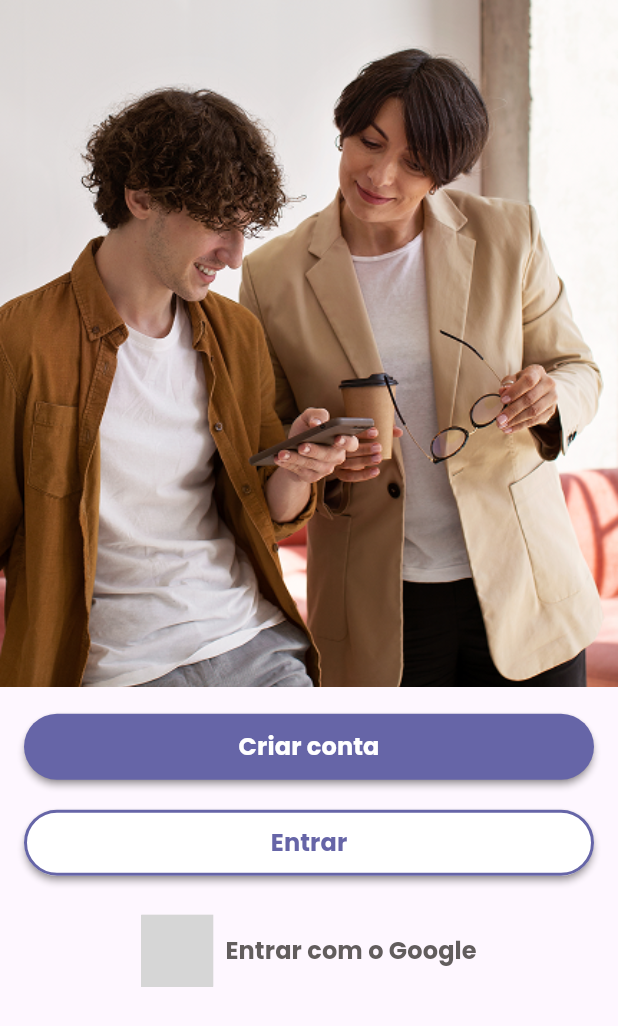
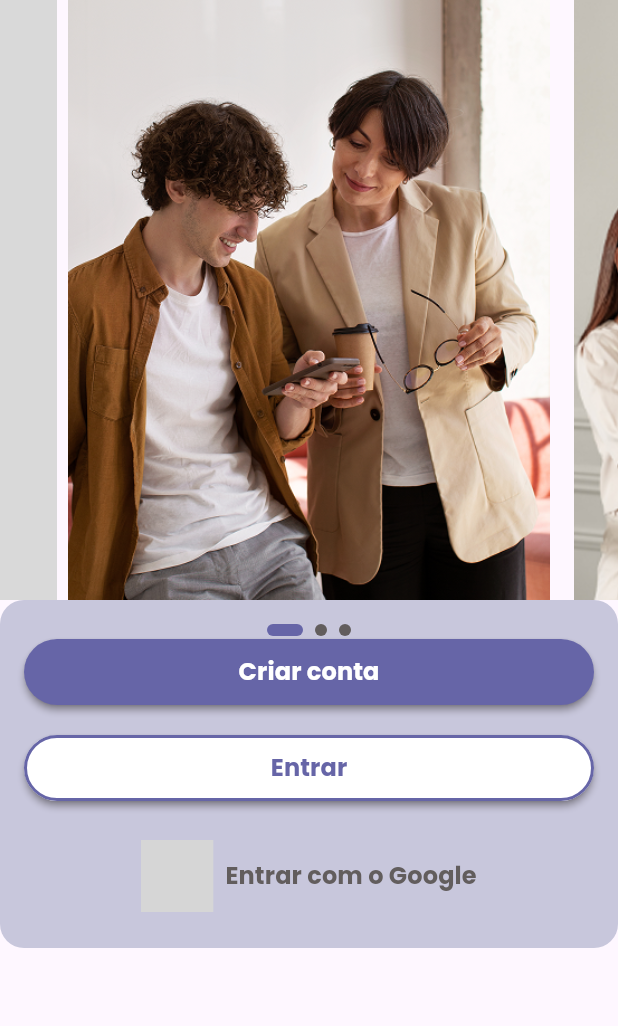
Before and after one commit to LucasPizol/app, a Flutter app: the screen it shows after launch, on a phone screen of 412 x 824 dp. Shown: the top 1026 px of the screen. Run offline on Flutter 3.47's test engine with Material 3 defaults, Android fonts, the phone set to English and light mode, and no system bars; drawn by our look-alikes of carousel_slider, smooth_page_indicator; our stand-ins replace flutter_dotenv, flutter_svg, go_router, google_fonts; grey boxes are pictures that could not be loaded.

Commit message:
HND-32 Desenvolvimento tela Intro

```diff
--- a/lib/ui/intro/widgets/intro_page.dart
+++ b/lib/ui/intro/widgets/intro_page.dart
@@ -4,6 +4,8 @@ import 'package:app/ui/core/shared/secondary_button.dart';
 import 'package:carousel_slider/carousel_slider.dart';
 import 'package:flutter/material.dart';
 import 'package:flutter_svg/flutter_svg.dart';
+import 'package:app/ui/core/themes/colors.dart';
+import 'package:smooth_page_indicator/smooth_page_indicator.dart';
 
 class IntroPage extends StatefulWidget {
   const IntroPage({super.key});
@@ -14,17 +16,13 @@ class IntroPage extends StatefulWidget {
 
 class _IntroPageState extends State<IntroPage> {
   int _currentIndex = 0;
-
   @override
   Widget build(BuildContext context) {
     return Scaffold(
       body: Column(children: [
-        Expanded(
-          flex: 5,
-          child: CarouselSlider(
+        CarouselSlider(
           options: CarouselOptions(
-              height: double.infinity,
-              viewportFraction: 1.0,
+            height: 400.0,
             onPageChanged: (index, reason) {
               setState(() {
                 _currentIndex = index;
@@ -35,24 +33,35 @@ class _IntroPageState extends State<IntroPage> {
             return Builder(
               builder: (BuildContext context) {
                 return Container(
-                    width: double.infinity,
+                  width: MediaQuery.of(context).size.width,
+                  height: MediaQuery.of(context).size.height,
                   decoration: BoxDecoration(
                       image: DecorationImage(
-                            fit: BoxFit.cover,
-                            image:
-                                AssetImage('assets/images/carousel_$i.png'))),
+                          image: AssetImage('assets/images/carousel_$i.png'))),
                 );
               },
             );
           }).toList(),
         ),
-        ),
-        Expanded(
-          flex: 4,
-          child: Container(
+        Container(
           padding: const EdgeInsets.all(16),
+          decoration: BoxDecoration(
+              color: AppColors.primary100,
+              borderRadius: BorderRadius.circular(16)),
           child: Column(
             children: [
+              AnimatedSmoothIndicator(
+                activeIndex: _currentIndex,
+                count: 3,
+                effect: ExpandingDotsEffect(
+                  spacing: 8.0,
+                  radius: 40,
+                  dotWidth: 8,
+                  dotHeight: 8,
+                  dotColor: AppColors.grey,
+                  activeDotColor: AppColors.primary400
+                ),
+              ),
               PrimaryButton(
                 rounded: true,
                 onPressed: () {
@@ -76,7 +85,6 @@ class _IntroPageState extends State<IntroPage> {
               ),
             ],
           ),
-          ),
         )
       ]),
     );
--- a/pubspec.yaml
+++ b/pubspec.yaml
@@ -40,6 +40,7 @@ dependencies:
   http:
   flutter_dotenv:
   logging: ^1.3.0
+  smooth_page_indicator: ^1.2.1
 
 dev_dependencies:
   flutter_test:
```
Also changed, not shown: pubspec.lock. Lines whose indentation alone changed are shown as unchanged.
